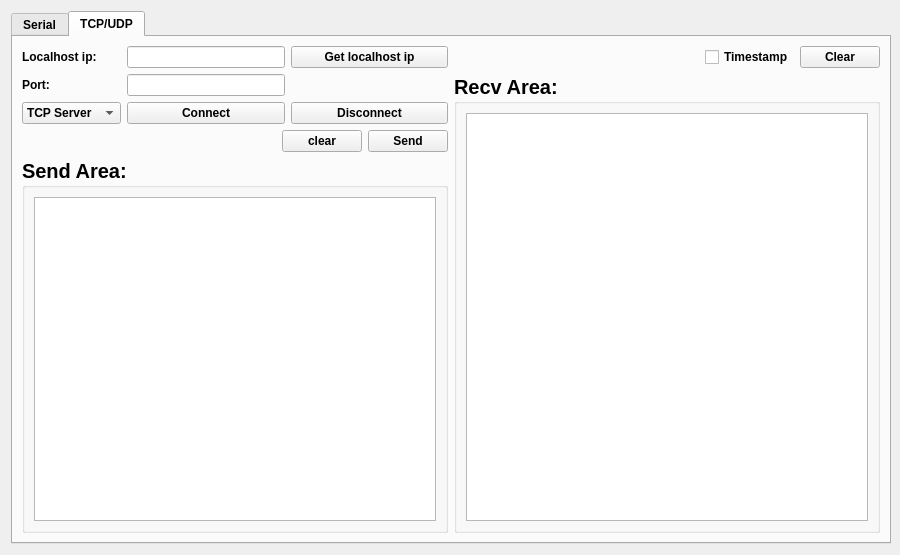
Above: ui/ui_gadget.ui from ZhenhuaWei/BaseSerialPortTool before the change. Below: the same form after it.
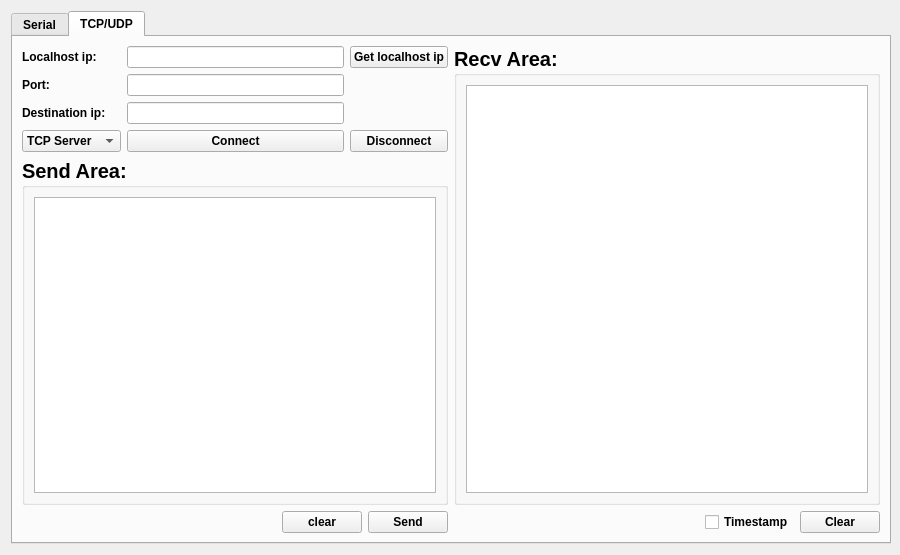
That is the form after the change. The open tabs and pages were chosen to show the change.

What changed in the file:
```diff
--- a/ui/ui_gadget.ui
+++ b/ui/ui_gadget.ui
@@ -23,7 +23,7 @@
    <property name="rightMargin">
     <number>9</number>
    </property>
-   <item row="0" column="1">
+   <item row="0" column="0">
     <widget class="QTabWidget" name="tabWidget">
      <property name="font">
       <font>
@@ -533,67 +533,7 @@
       <attribute name="title">
        <string>TCP/UDP</string>
       </attribute>
-      <layout class="QGridLayout" name="gridLayout_16">
-       <item row="0" column="1" rowspan="2">
-        <layout class="QGridLayout" name="gridLayout_17">
-         <item row="0" column="0">
-          <layout class="QGridLayout" name="gridLayout_13">
-           <item row="0" column="0">
-            <spacer name="horizontalSpacer_5">
-             <property name="orientation">
-              <enum>Qt::Horizontal</enum>
-             </property>
-             <property name="sizeHint" stdset="0">
-              <size>
-               <width>40</width>
-               <height>20</height>
-              </size>
-             </property>
-            </spacer>
-           </item>
-           <item row="0" column="2">
-            <widget class="QPushButton" name="pushButton_clear_recv_area">
-             <property name="text">
-              <string>Clear</string>
-             </property>
-            </widget>
-           </item>
-           <item row="0" column="1">
-            <widget class="QCheckBox" name="checkBox_timestamp">
-             <property name="text">
-              <string>Timestamp</string>
-             </property>
-            </widget>
-           </item>
-          </layout>
-         </item>
-         <item row="1" column="0">
-          <widget class="QGroupBox" name="groupBox_2">
-           <property name="font">
-            <font>
-             <pointsize>15</pointsize>
-            </font>
-           </property>
-           <property name="title">
-            <string>Recv Area:</string>
-           </property>
-           <layout class="QGridLayout" name="gridLayout_12">
-            <item row="0" column="0">
-             <widget class="QTextBrowser" name="textBrowser_recv">
-              <property name="font">
-               <font>
-                <pointsize>9</pointsize>
-                <weight>50</weight>
-                <bold>false</bold>
-               </font>
-              </property>
-             </widget>
-            </item>
-           </layout>
-          </widget>
-         </item>
-        </layout>
-       </item>
+      <layout class="QGridLayout" name="gridLayout_17">
        <item row="0" column="0">
         <layout class="QGridLayout" name="gridLayout_14">
          <item row="0" column="0">
@@ -623,20 +563,17 @@
          <item row="1" column="1">
           <widget class="QLineEdit" name="lineEdit_port"/>
          </item>
-         <item row="1" column="2">
-          <spacer name="horizontalSpacer_3">
-           <property name="orientation">
-            <enum>Qt::Horizontal</enum>
-           </property>
-           <property name="sizeHint" stdset="0">
-            <size>
-             <width>38</width>
-             <height>20</height>
-            </size>
-           </property>
-          </spacer>
-         </item>
          <item row="2" column="0">
+          <widget class="QLabel" name="lb_3">
+           <property name="text">
+            <string>Destination ip:</string>
+           </property>
+          </widget>
+         </item>
+         <item row="2" column="1">
+          <widget class="QLineEdit" name="lineEdit_port_2"/>
+         </item>
+         <item row="3" column="0">
           <widget class="QComboBox" name="comboBox_type">
            <item>
             <property name="text">
@@ -660,14 +597,14 @@
            </item>
           </widget>
          </item>
-         <item row="2" column="1">
+         <item row="3" column="1">
           <widget class="QPushButton" name="pushButton_link">
            <property name="text">
             <string>Connect</string>
            </property>
           </widget>
          </item>
-         <item row="2" column="2">
+         <item row="3" column="2">
           <widget class="QPushButton" name="pushButton_unlink">
            <property name="text">
             <string>Disconnect</string>
@@ -676,9 +613,94 @@
          </item>
         </layout>
        </item>
+       <item row="0" column="1" rowspan="2">
+        <layout class="QGridLayout" name="gridLayout_16">
+         <item row="0" column="0">
+          <widget class="QGroupBox" name="groupBox_2">
+           <property name="font">
+            <font>
+             <pointsize>15</pointsize>
+            </font>
+           </property>
+           <property name="title">
+            <string>Recv Area:</string>
+           </property>
+           <layout class="QGridLayout" name="gridLayout_12">
+            <item row="0" column="0">
+             <widget class="QTextBrowser" name="textBrowser_recv">
+              <property name="font">
+               <font>
+                <pointsize>9</pointsize>
+                <weight>50</weight>
+                <bold>false</bold>
+               </font>
+              </property>
+             </widget>
+            </item>
+           </layout>
+          </widget>
+         </item>
+         <item row="1" column="0">
+          <layout class="QGridLayout" name="gridLayout_13">
+           <item row="0" column="0">
+            <spacer name="horizontalSpacer_5">
+             <property name="orientation">
+              <enum>Qt::Horizontal</enum>
+             </property>
+             <property name="sizeHint" stdset="0">
+              <size>
+               <width>40</width>
+               <height>20</height>
+              </size>
+             </property>
+            </spacer>
+           </item>
+           <item row="0" column="2">
+            <widget class="QPushButton" name="p_clear_recv_area">
+             <property name="text">
+              <string>Clear</string>
+             </property>
+            </widget>
+           </item>
+           <item row="0" column="1">
+            <widget class="QCheckBox" name="checkBox_timestamp">
+             <property name="text">
+              <string>Timestamp</string>
+             </property>
+            </widget>
+           </item>
+          </layout>
+         </item>
+        </layout>
+       </item>
        <item row="1" column="0">
         <layout class="QGridLayout" name="gridLayout_15">
-         <item row="0" column="0">
+         <item row="0" column="0" colspan="3">
+          <widget class="QGroupBox" name="groupBox">
+           <property name="font">
+            <font>
+             <pointsize>15</pointsize>
+            </font>
+           </property>
+           <property name="title">
+            <string>Send Area:</string>
+           </property>
+           <layout class="QGridLayout" name="gridLayout_11">
+            <item row="0" column="0">
+             <widget class="QTextEdit" name="textEdit_send">
+              <property name="font">
+               <font>
+                <pointsize>9</pointsize>
+                <weight>50</weight>
+                <bold>false</bold>
+               </font>
+              </property>
+             </widget>
+            </item>
+           </layout>
+          </widget>
+         </item>
+         <item row="1" column="0">
           <spacer name="horizontalSpacer_4">
            <property name="orientation">
             <enum>Qt::Horizontal</enum>
@@ -691,45 +713,20 @@
            </property>
           </spacer>
          </item>
-         <item row="0" column="1">
-          <widget class="QPushButton" name="pushButton_clear_send_area">
+         <item row="1" column="1">
+          <widget class="QPushButton" name="p_clear_send_area">
            <property name="text">
             <string>clear</string>
            </property>
           </widget>
          </item>
-         <item row="0" column="2">
+         <item row="1" column="2">
           <widget class="QPushButton" name="pushButton_send">
            <property name="text">
             <string>Send</string>
            </property>
           </widget>
          </item>
-         <item row="1" column="0" colspan="3">
-          <widget class="QGroupBox" name="groupBox">
-           <property name="font">
-            <font>
-             <pointsize>15</pointsize>
-            </font>
-           </property>
-           <property name="title">
-            <string>Send Area:</string>
-           </property>
-           <layout class="QGridLayout" name="gridLayout_11">
-            <item row="0" column="0">
-             <widget class="QTextBrowser" name="textBrowser_send">
-              <property name="font">
-               <font>
-                <pointsize>9</pointsize>
-                <weight>50</weight>
-                <bold>false</bold>
-               </font>
-              </property>
-             </widget>
-            </item>
-           </layout>
-          </widget>
-         </item>
         </layout>
        </item>
       </layout>
```
